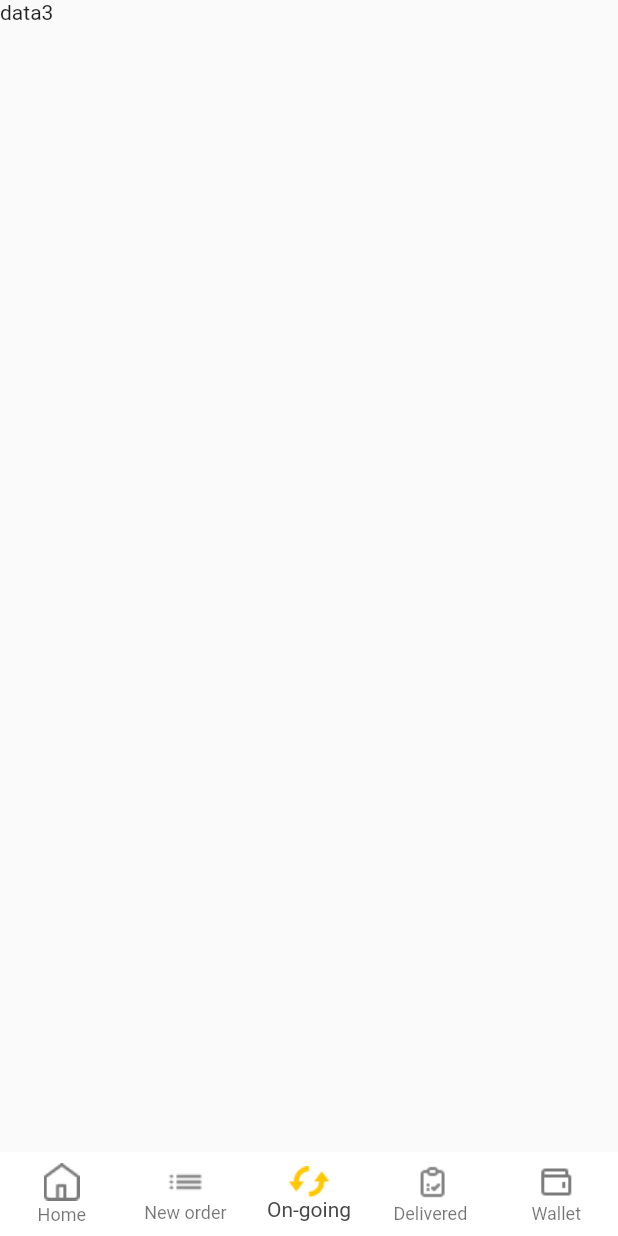
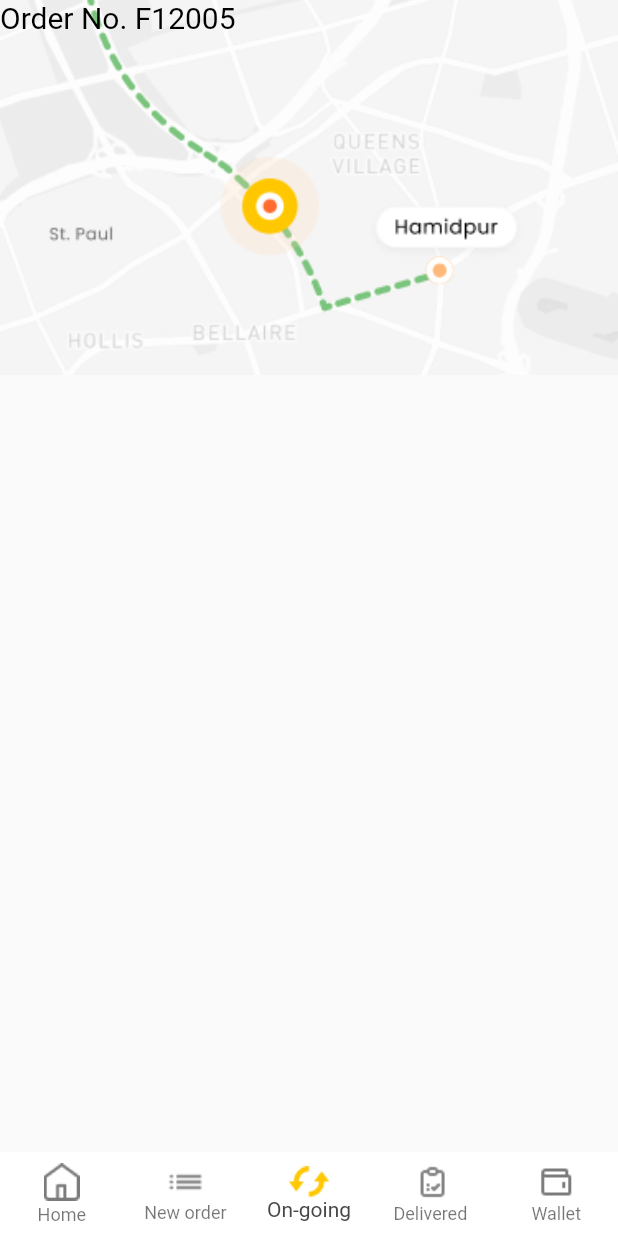
Before and after one commit to YasirMehmood12/delivery_app, a Flutter app: the screen it shows after launch, item 3 of the bottom bar chosen, on a phone screen of 412 x 824 dp. Run offline on Flutter 3.47's test engine with Material 2 defaults, Android fonts, the phone set to English and light mode, and no system bars; our stand-ins replace flutter_rating_bar, timeline_tile.

Commit message:
update 1

```diff
--- a/lib/consts/images.dart
+++ b/lib/consts/images.dart
@@ -18,3 +18,4 @@ const location = "asset/icons/location.png";
 
 // images
 const photo = "asset/images/photo.png";
+const map = "asset/images/map.png";
--- a/lib/home/navi_screen.dart
+++ b/lib/home/navi_screen.dart
@@ -1,6 +1,7 @@
 import 'package:delivery_app/consts/colors.dart';
 import 'package:delivery_app/consts/images.dart';
 import 'package:delivery_app/home/dashboard_screen.dart';
+import 'package:delivery_app/home/on-going_screen.dart';
 import 'package:delivery_app/home/order_screen.dart';
 import 'package:flutter/cupertino.dart';
 import 'package:flutter/material.dart';
@@ -17,7 +18,7 @@ class _NaviScreenState extends State<NaviScreen> {
   final List<Widget> _className2 = [
     const DashboardScreen(),
     const OrderScreen(),
-    const Text('data3'),
+    const OnGoingScreen(),
     const Text('data4'),
     const Text('data5'),
   ];
--- a/lib/home/on-going_screen.dart
+++ b/lib/home/on-going_screen.dart
@@ -0,0 +1,37 @@
+import 'package:flutter/material.dart';
+
+import '../consts/colors.dart';
+import '../consts/images.dart';
+import '../custom_widgets/custom_text.dart';
+
+class OnGoingScreen extends StatefulWidget {
+  const OnGoingScreen({super.key});
+
+  @override
+  State<OnGoingScreen> createState() => _OnGoingScreenState();
+}
+
+class _OnGoingScreenState extends State<OnGoingScreen> {
+  @override
+  Widget build(BuildContext context) {
+    return Scaffold(
+      body: SingleChildScrollView(
+          child: Container(
+            height: MediaQuery.of(context).size.height,
+            width: double.infinity,
+            child: Column(
+              crossAxisAlignment: CrossAxisAlignment.start,
+              children: [
+                Container(
+                  height: 250,width: double.infinity,
+                  decoration: BoxDecoration(
+                    image: DecorationImage(image: AssetImage(map),fit: BoxFit.cover)
+                  ),
+                child: CustomText(text: 'Order No. F12005', fontSize: 20),),
+
+              ],
+            ),
+          )),
+    );
+  }
+}
--- a/lib/home/order_screen.dart
+++ b/lib/home/order_screen.dart
@@ -13,7 +13,6 @@ class OrderScreen extends StatefulWidget {
 }
 
 class _OrderScreenState extends State<OrderScreen>{
-
 
   @override
   Widget build(BuildContext context) {
```
Also changed, not shown: asset/images/map.png (added).
